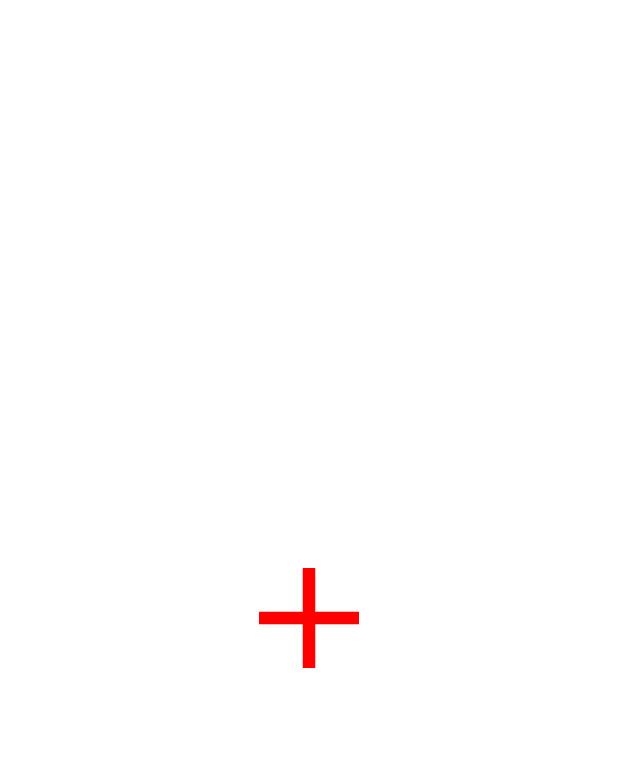
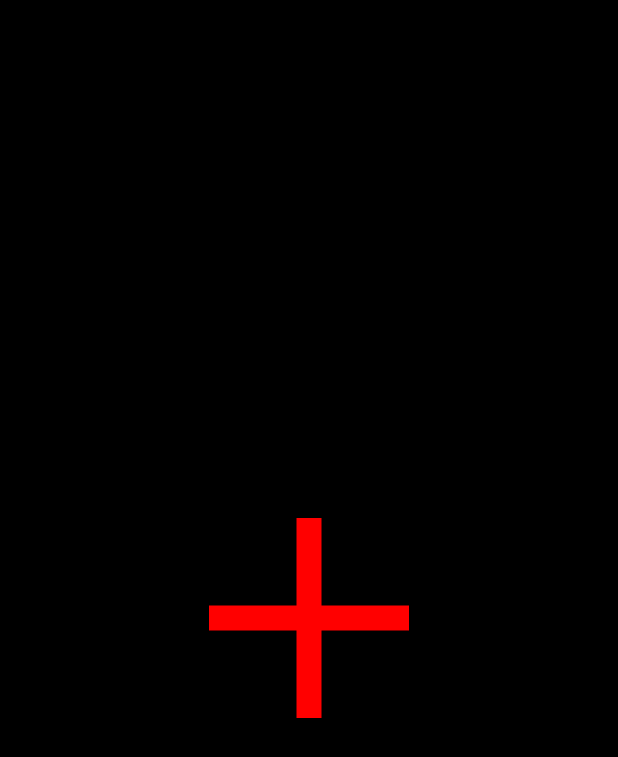
Before and after one commit to keving005/AZAMAR_p, an Android app: the first screen one second after launch (MainActivity before the commit, AnimacionActivity after it), on a phone screen of 412 x 824 dp. Shown: the top 757 px of the screen. Run offline under Robolectric (Android 15) with nearby library versions, the phone set to English and light mode, and no system bars.

Commit message:
Creacion de nueva base de datos xamp y solucione porblemas con parte de los mapas de librerias y arregle la animacion que no aparecia, equipo backend

```diff
--- a/app/build.gradle.kts
+++ b/app/build.gradle.kts
@@ -51,4 +51,6 @@ dependencies {
     androidTestImplementation(libs.androidx.junit)
     androidTestImplementation(libs.androidx.espresso.core)
     implementation("com.android.volley:volley:1.2.1")
+    implementation("com.google.android.gms:play-services-maps:18.2.0")
+    implementation("androidx.constraintlayout:constraintlayout:2.1.4")
 }
--- /dev/null
+++ b/app/src/main/java/com/example/proyect/AnimacionActivity.kt
@@ -0,0 +1,39 @@
+package com.example.proyect
+
+// --- 1. ESTOS IMPORTS SON OBLIGATORIOS ---
+import android.content.Intent                 // Para poder cambiar de pantalla
+import android.graphics.drawable.Animatable   // Para detectar la animación
+import android.os.Bundle
+import android.os.Handler
+import android.os.Looper
+import android.widget.ImageView
+import androidx.appcompat.app.AppCompatActivity
+
+class AnimacionActivity : AppCompatActivity() {
+    override fun onCreate(savedInstanceState: Bundle?) {
+        super.onCreate(savedInstanceState)
+        setContentView(R.layout.activity_animacion)
+
+        // --- PARTE A: LA ANIMACIÓN ---
+        val imageView = findViewById<ImageView>(R.id.ivAnimacion)
+        val drawable = imageView.drawable
+
+        // Verificamos si la imagen es animada (AnimatedVectorDrawable)
+        if (drawable is Animatable) {
+            drawable.start()
+        }
+
+        // --- PARTE B: EL TEMPORIZADOR ---
+        // Usamos Handler con Looper.getMainLooper() para asegurar que corra en la UI
+        Handler(Looper.getMainLooper()).postDelayed({
+
+            // Intentamos ir al Login
+            val intent = Intent(this, MainActivity::class.java)
+            startActivity(intent)
+
+            // Cerramos la animación
+            finish()
+
+        }, 3000) // 3 segundos
+    }
+}
--- a/app/src/main/java/com/example/proyect/MainActivity.kt
+++ b/app/src/main/java/com/example/proyect/MainActivity.kt
@@ -16,11 +16,11 @@ import org.json.JSONObject
 
 class MainActivity : AppCompatActivity() {
 
-    private lateinit var etEmail: EditText // Corresponde a tu etUsuario
+    private lateinit var etEmail: EditText
     private lateinit var etContrasena: EditText
     private lateinit var btnAceptar: Button
 
-    // --- 2. ¡TU IP YA ESTÁ CONFIGURADA! ---
+
     private val IP_SERVIDOR = "http://192.168.1.78:8000"
 
 
@@ -28,12 +28,12 @@ class MainActivity : AppCompatActivity() {
         super.onCreate(savedInstanceState)
         setContentView(R.layout.activity_main)
 
-        // Inicializar vistas
+
         etEmail = findViewById(R.id.etUsuario)
         etContrasena = findViewById(R.id.etContrasena)
         btnAceptar = findViewById(R.id.btnAceptar)
 
-        // Lógica del botón de Login
+
         btnAceptar.setOnClickListener {
             val email = etEmail.text.toString().trim()
             val contrasena = etContrasena.text.toString().trim()
--- a/app/src/main/java/com/example/proyect/RegistroActivity.kt
+++ b/app/src/main/java/com/example/proyect/RegistroActivity.kt
@@ -19,7 +19,7 @@ class RegistroActivity : AppCompatActivity() {
     private lateinit var etContrasena: EditText
     private lateinit var btnRegistrar: Button
 
-    // --- 2. ¡TU IP YA ESTÁ CONFIGURADA! ---
+
     private val IP_SERVIDOR = "http://192.168.1.78:8000"
 
     override fun onCreate(savedInstanceState: Bundle?) {
--- a/app/src/main/res/animator/rotate.xml
+++ b/app/src/main/res/animator/rotate_90_degrees.xml
@@ -1,7 +1,7 @@
+<?xml version="1.0" encoding="utf-8"?>
 <objectAnimator xmlns:android="http://schemas.android.com/apk/res/android"
-    android:duration="1000"
+    android:duration="200"
     android:propertyName="rotation"
     android:valueFrom="0"
     android:valueTo="90"
-    android:valueType="floatType"
-    android:interpolator="@android:anim/accelerate_decelerate_interpolator" />
+    android:valueType="floatType" />
--- /dev/null
+++ b/app/src/main/res/layout/activity_animacion.xml
@@ -0,0 +1,14 @@
+<?xml version="1.0" encoding="utf-8"?>
+<RelativeLayout xmlns:android="http://schemas.android.com/apk/res/android"
+    android:layout_width="match_parent"
+    android:layout_height="match_parent"
+    android:background="#000000">
+
+    <ImageView
+        android:id="@+id/ivAnimacion"
+        android:layout_width="200dp"
+        android:layout_height="200dp"
+        android:layout_centerInParent="true"
+        android:src="@drawable/animated_cross" />
+
+</RelativeLayout>
--- a/app/src/main/res/layout/activity_main.xml
+++ b/app/src/main/res/layout/activity_main.xml
@@ -1,11 +1,6 @@
 <?xml version="1.0" encoding="utf-8"?>
-<FrameLayout xmlns:android="http://schemas.android.com/apk/res/android"
+<LinearLayout xmlns:android="http://schemas.android.com/apk/res/android"
     xmlns:tools="http://schemas.android.com/tools"
-    android:layout_width="match_parent"
-    android:layout_height="match_parent"
-    tools:context=".MainActivity">
-
-    <LinearLayout
     android:id="@+id/main_content_container"
     android:layout_width="match_parent"
     android:layout_height="match_parent"
@@ -13,7 +8,7 @@
     android:gravity="center"
     android:orientation="vertical"
     android:padding="24dp"
-        android:visibility="invisible"> <TextView
+    tools:context=".MainActivity"> <TextView
     android:layout_width="match_parent"
     android:layout_height="wrap_content"
     android:layout_marginBottom="24dp"
@@ -46,7 +41,7 @@
         android:layout_width="match_parent"
         android:layout_height="wrap_content"
         android:layout_marginBottom="16dp"
-            android:hint="Usuario"
+        android:hint="Usuario (Email)"
         android:inputType="textEmailAddress" />
 
     <EditText
@@ -82,13 +77,5 @@
         android:text="¿No tienes cuenta? Regístrate aquí"
         android:textColor="#6C3483"
         android:textSize="16sp" />
+
 </LinearLayout>
-
-    <ImageView
-        android:id="@+id/cross_animation_view"
-        android:layout_width="match_parent"
-        android:layout_height="match_parent"
-        android:background="#FFFFFF"
-        android:scaleType="centerInside"
-        android:src="@drawable/animated_cross"
-        android:visibility="visible" /> </FrameLayout>
--- a/app/src/main/res/values/strings.xml
+++ b/app/src/main/res/values/strings.xml
@@ -1,4 +1,6 @@
 <resources>
+    <string name="foto_perfil">Foto de perfil</string>
     <string name="app_name">PROYECT</string>
     <string name="cita_medica">CITA MÉDICA</string>
+    <string name="title_activity_maps">Mapa de Ubicación</string>
 </resources>
```
Also changed, not shown: app/src/main/AndroidManifest.xml (+15 -23 lines), app/src/main/java/com/example/proyect/MenuActivity.kt (+3 -13 lines). Lines whose indentation alone changed are shown as unchanged.
